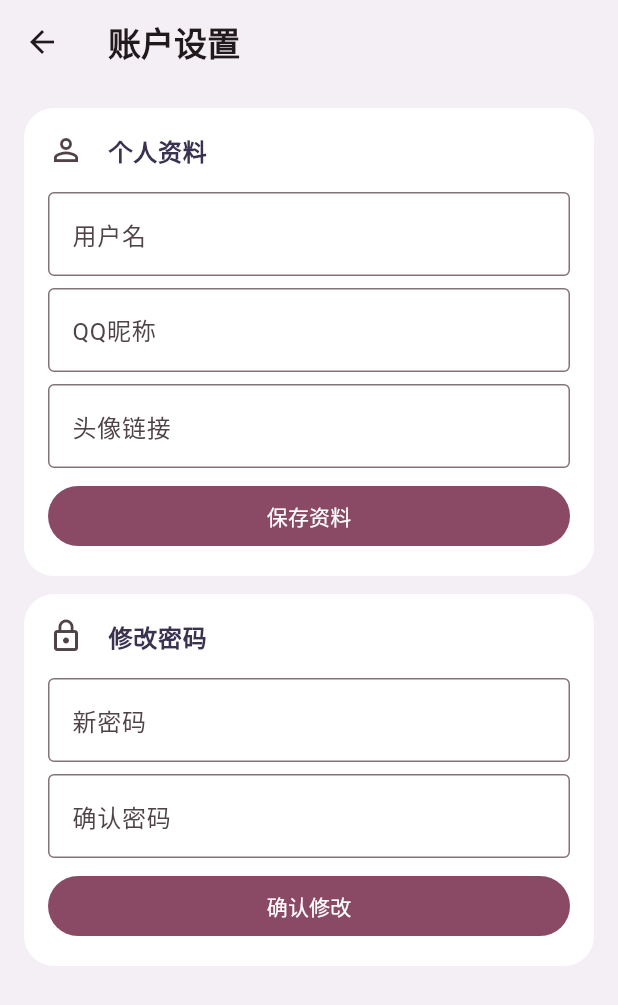
After one commit to ucrvk/suki, a Flutter app: the MePage screen opened directly, after a tap on "账户设置", on a phone screen of 412 x 824 dp. The commit adds this screen. Shown: the top 1005 px of the screen. Run offline on Flutter 3.47's test engine with Material 3 defaults, Android fonts, the phone set to English and light mode, and no system bars; our stand-ins replace cached_network_image, package_info_plus, shared_preferences, supabase_flutter; accounts and stored records are empty; network calls fail; Roboto replaces fonts that are missing (IceMoon).

Commit message:
重构项目结构，更新包名，添加账户设置页面和随机女仆对话框

```diff
--- /dev/null
+++ b/lib/pages/account_settings_page.dart
@@ -0,0 +1,313 @@
+import 'package:flutter/material.dart';
+import 'package:supabase_flutter/supabase_flutter.dart';
+
+import '../services/supabase_service.dart';
+
+class AccountSettingsPage extends StatefulWidget {
+  const AccountSettingsPage({super.key});
+
+  @override
+  State<AccountSettingsPage> createState() => _AccountSettingsPageState();
+}
+
+class _AccountSettingsPageState extends State<AccountSettingsPage> {
+  final _usernameController = TextEditingController();
+  final _qqNameController = TextEditingController();
+  final _avatarUrlController = TextEditingController();
+  final _newPasswordController = TextEditingController();
+  final _confirmPasswordController = TextEditingController();
+
+  bool _profileLoading = true;
+  bool _profileSubmitting = false;
+  bool _passwordSubmitting = false;
+
+  @override
+  void initState() {
+    super.initState();
+    final user = SupabaseService.client.auth.currentUser;
+    if (user == null) {
+      WidgetsBinding.instance.addPostFrameCallback((_) {
+        if (mounted) Navigator.of(context).pop();
+      });
+    } else {
+      _loadProfile();
+    }
+  }
+
+  @override
+  void dispose() {
+    _usernameController.dispose();
+    _qqNameController.dispose();
+    _avatarUrlController.dispose();
+    _newPasswordController.dispose();
+    _confirmPasswordController.dispose();
+    super.dispose();
+  }
+
+  Future<void> _loadProfile() async {
+    final user = SupabaseService.client.auth.currentUser;
+    if (user == null) return;
+
+    try {
+      final data = await SupabaseService.client
+          .from('suki_profiles')
+          .select()
+          .eq('id', user.id)
+          .maybeSingle();
+
+      if (!mounted) return;
+      setState(() {
+        _profileLoading = false;
+        _usernameController.text = (data?['username'] ?? '').toString();
+        _qqNameController.text = (data?['qq_name'] ?? '').toString();
+        _avatarUrlController.text = (data?['avatar_url'] ?? '').toString();
+      });
+    } catch (_) {
+      if (!mounted) return;
+      setState(() => _profileLoading = false);
+    }
+  }
+
+  Future<void> _saveProfile() async {
+    final user = SupabaseService.client.auth.currentUser;
+    if (user == null) return;
+
+    final username = _usernameController.text.trim();
+    if (username.isEmpty) {
+      if (!mounted) return;
+      ScaffoldMessenger.of(context).showSnackBar(
+        const SnackBar(content: Text('用户名不能为空')),
+      );
+      return;
+    }
+
+    setState(() => _profileSubmitting = true);
+
+    try {
+      await SupabaseService.client.from('suki_profiles').update({
+        'username': username,
+        'qq_name': _qqNameController.text.trim().isEmpty
+            ? null
+            : _qqNameController.text.trim(),
+        'avatar_url': _avatarUrlController.text.trim().isEmpty
+            ? null
+            : _avatarUrlController.text.trim(),
+      }).eq('id', user.id);
+
+      if (!mounted) return;
+      ScaffoldMessenger.of(context).showSnackBar(
+        const SnackBar(content: Text('资料保存成功')),
+      );
+    } catch (e) {
+      if (!mounted) return;
+      ScaffoldMessenger.of(context).showSnackBar(
+        SnackBar(content: Text(e.toString())),
+      );
+    } finally {
+      if (mounted) setState(() => _profileSubmitting = false);
+    }
+  }
+
+  Future<void> _changePassword() async {
+    final newPassword = _newPasswordController.text;
+    final confirmPassword = _confirmPasswordController.text;
+
+    if (newPassword.isEmpty) {
+      if (!mounted) return;
+      ScaffoldMessenger.of(context).showSnackBar(
+        const SnackBar(content: Text('请输入新密码')),
+      );
+      return;
+    }
+
+    if (newPassword != confirmPassword) {
+      if (!mounted) return;
+      ScaffoldMessenger.of(context).showSnackBar(
+        const SnackBar(content: Text('两次输入的密码不一致')),
+      );
+      return;
+    }
+
+    setState(() => _passwordSubmitting = true);
+
+    try {
+      await SupabaseService.client.auth.updateUser(
+        UserAttributes(password: newPassword),
+      );
+      if (!mounted) return;
+      ScaffoldMessenger.of(context).showSnackBar(
+        const SnackBar(content: Text('密码修改成功')),
+      );
+      _newPasswordController.clear();
+      _confirmPasswordController.clear();
+    } on AuthException catch (e) {
+      if (!mounted) return;
+      ScaffoldMessenger.of(context).showSnackBar(
+        SnackBar(content: Text(e.message)),
+      );
+    } catch (e) {
+      if (!mounted) return;
+      ScaffoldMessenger.of(context).showSnackBar(
+        SnackBar(content: Text(e.toString())),
+      );
+    } finally {
+      if (mounted) setState(() => _passwordSubmitting = false);
+    }
+  }
+
+  @override
+  Widget build(BuildContext context) {
+    return Scaffold(
+      appBar: AppBar(
+        elevation: 0,
+        backgroundColor: const Color(0xFFF3EFF5),
+        title: const Text(
+          '账户设置',
+          style: TextStyle(fontWeight: FontWeight.w700),
+        ),
+      ),
+      body: ListView(
+        padding: const EdgeInsets.all(16),
+        children: [
+          _buildProfileSection(),
+          const SizedBox(height: 12),
+          _buildPasswordSection(),
+        ],
+      ),
+    );
+  }
+
+  Widget _buildProfileSection() {
+    return Container(
+      decoration: BoxDecoration(
+        color: Colors.white,
+        borderRadius: BorderRadius.circular(20),
+      ),
+      child: Column(
+        crossAxisAlignment: CrossAxisAlignment.start,
+        children: [
+          const ListTile(
+            leading: Icon(Icons.person_outline),
+            title: Text(
+              '个人资料',
+              style: TextStyle(fontWeight: FontWeight.w800, color: Color(0xFF3A3250)),
+            ),
+          ),
+          if (_profileLoading)
+            const Padding(
+              padding: EdgeInsets.all(24),
+              child: Center(child: CircularProgressIndicator()),
+            )
+          else ...[
+            Padding(
+              padding: const EdgeInsets.fromLTRB(16, 0, 16, 8),
+              child: TextField(
+                controller: _usernameController,
+                decoration: const InputDecoration(
+                  labelText: '用户名',
+                  border: OutlineInputBorder(),
+                ),
+              ),
+            ),
+            Padding(
+              padding: const EdgeInsets.fromLTRB(16, 0, 16, 8),
+              child: TextField(
+                controller: _qqNameController,
+                decoration: const InputDecoration(
+                  labelText: 'QQ昵称',
+                  border: OutlineInputBorder(),
+                ),
+              ),
+            ),
+            Padding(
+              padding: const EdgeInsets.fromLTRB(16, 0, 16, 8),
+              child: TextField(
+                controller: _avatarUrlController,
+                decoration: const InputDecoration(
+                  labelText: '头像链接',
+                  border: OutlineInputBorder(),
+                ),
+              ),
+            ),
+            Padding(
+              padding: const EdgeInsets.fromLTRB(16, 0, 16, 16),
+              child: SizedBox(
+                width: double.infinity,
+                child: FilledButton(
+                  onPressed: _profileSubmitting ? null : _saveProfile,
+                  child: _profileSubmitting
+                      ? const SizedBox(
+                          width: 18,
+                          height: 18,
+                          child: CircularProgressIndicator(strokeWidth: 2),
+                        )
+                      : const Text('保存资料'),
+                ),
+              ),
+            ),
+          ],
+        ],
+      ),
+    );
+  }
+
+  Widget _buildPasswordSection() {
+    return Container(
+      decoration: BoxDecoration(
+        color: Colors.white,
+        borderRadius: BorderRadius.circular(20),
+      ),
+      child: Column(
+        crossAxisAlignment: CrossAxisAlignment.start,
+        children: [
+          const ListTile(
+            leading: Icon(Icons.lock_outline),
+            title: Text(
+              '修改密码',
+              style: TextStyle(fontWeight: FontWeight.w800, color: Color(0xFF3A3250)),
+            ),
+          ),
+          Padding(
+            padding: const EdgeInsets.fromLTRB(16, 0, 16, 8),
+            child: TextField(
+              controller: _newPasswordController,
+              obscureText: true,
+              decoration: const InputDecoration(
+                labelText: '新密码',
+                border: OutlineInputBorder(),
+              ),
+            ),
+          ),
+          Padding(
+            padding: const EdgeInsets.fromLTRB(16, 0, 16, 8),
+            child: TextField(
+              controller: _confirmPasswordController,
+              obscureText: true,
+              decoration: const InputDecoration(
+                labelText: '确认密码',
+                border: OutlineInputBorder(),
+              ),
+              onSubmitted: (_) => _changePassword(),
+            ),
+          ),
+          Padding(
+            padding: const EdgeInsets.fromLTRB(16, 0, 16, 16),
+            child: SizedBox(
+              width: double.infinity,
+              child: FilledButton(
+                onPressed: _passwordSubmitting ? null : _changePassword,
+                child: _passwordSubmitting
+                    ? const SizedBox(
+                        width: 18,
+                        height: 18,
+                        child: CircularProgressIndicator(strokeWidth: 2),
+                      )
+                    : const Text('确认修改'),
+              ),
+            ),
+          ),
+        ],
+      ),
+    );
+  }
+}
--- a/lib/pages/me_page.dart
+++ b/lib/pages/me_page.dart
@@ -8,6 +8,7 @@ import 'package:url_launcher/url_launcher.dart';
 
 import '../services/maid_catalog_cache_service.dart';
 import '../services/supabase_service.dart';
+import 'account_settings_page.dart';
 
 class MePage extends StatefulWidget {
   const MePage({super.key});
@@ -288,7 +289,9 @@ class _MePageState extends State<MePage> {
         color: Colors.white,
         borderRadius: BorderRadius.circular(20),
       ),
-      child: ListTile(
+      child: Column(
+        children: [
+          ListTile(
             leading: const CircleAvatar(
               backgroundColor: Color(0xFFFFEAF4),
               child: Icon(Icons.person, color: Color(0xFFFF5DAF)),
@@ -305,6 +308,22 @@ class _MePageState extends State<MePage> {
               overflow: TextOverflow.ellipsis,
               style: const TextStyle(color: Color(0xFF7A7188)),
             ),
+          ),
+          const Divider(height: 1),
+          ListTile(
+            leading: const Icon(Icons.settings_outlined),
+            title: const Text(
+              '账户设置',
+              style: TextStyle(fontWeight: FontWeight.w700, color: Color(0xFF3A3250)),
+            ),
+            trailing: const Icon(Icons.chevron_right, color: Color(0xFF7A7188)),
+            onTap: () {
+              Navigator.of(context).push(
+                MaterialPageRoute(builder: (_) => const AccountSettingsPage()),
+              );
+            },
+          ),
+        ],
       ),
     );
   }
--- a/lib/services/maid_image_manifest_service.dart
+++ b/lib/services/maid_image_manifest_service.dart
@@ -6,7 +6,7 @@ import 'package:http/http.dart' as http;
 class MaidImageManifestService {
   MaidImageManifestService._();
 
-  static const String baseUrl = 'http://127.0.0.1:6988/';
+  static const String baseUrl = 'https://api.wenwen12305.top/suki/';
   static const String _manifestPath = 'manifest.json';
   static const String _imagesPath = 'images';
 
--- a/pubspec.yaml
+++ b/pubspec.yaml
@@ -1,8 +1,7 @@
 name: suki
 description: "A new Flutter project."
 publish_to: 'none'
-version: 1.0.0+1
-
+version: 1.0.1+1
 environment:
   sdk: ^3.11.1
 
```
Also changed, not shown: lib/pages/booking_page.dart (+53 -25 lines), lib/widgets/random_maid_dialog.dart (added, +277 -0 lines), 4 other files. Lines whose indentation alone changed are shown as unchanged.
